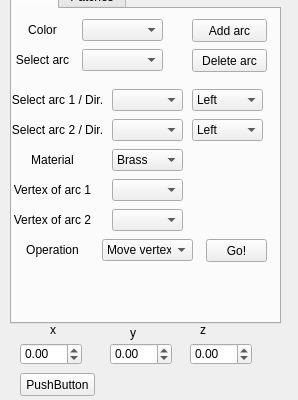
Qt form QtFramework/GUI/SideWidget.ui (Peachmann/Grafika) before a commit; both pictures show x 0 to 298 and y 487 to 887 of the 298 by 887 pixel window.
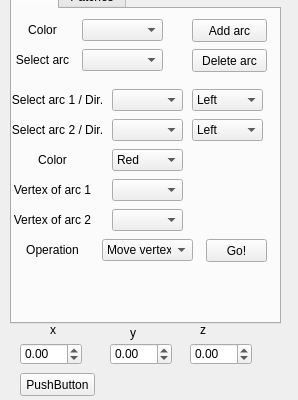
The same form after that commit. The open tabs and pages were chosen to show the change.

What changed in the file:
```diff
--- a/QtFramework/GUI/SideWidget.ui
+++ b/QtFramework/GUI/SideWidget.ui
@@ -738,7 +738,7 @@
       </rect>
      </property>
      <property name="text">
-      <string>Material</string>
+      <string>Color</string>
      </property>
      <property name="alignment">
       <set>Qt::AlignCenter</set>
@@ -755,7 +755,7 @@
      </property>
      <item>
       <property name="text">
-       <string>Brass</string>
+       <string>Red</string>
       </property>
      </item>
      <item>
```
Left out of the diff: 17 changed lines with no effect on the pictures.
